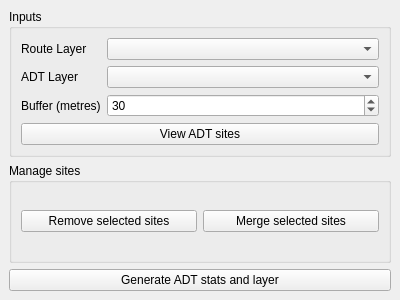
mullinscr/route_aadt, file dockwidget.ui: the form before one commit.
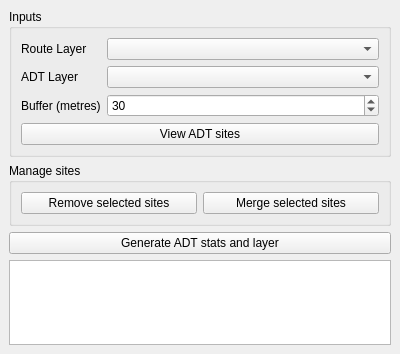
The form after the commit. Custom widgets are drawn as their Qt base class.

Commit message: Creates route ADT layer (linestring)

```diff
--- a/dockwidget.ui
+++ b/dockwidget.ui
@@ -7,7 +7,7 @@
     <x>0</x>
     <y>0</y>
     <width>400</width>
-    <height>300</height>
+    <height>354</height>
    </rect>
   </property>
   <property name="windowTitle">
@@ -132,6 +132,9 @@
       </property>
      </widget>
     </item>
+    <item>
+     <widget class="QPlainTextEdit" name="txtResults"/>
+    </item>
    </layout>
   </widget>
  </widget>
```
The commit also changes 1 other file.
